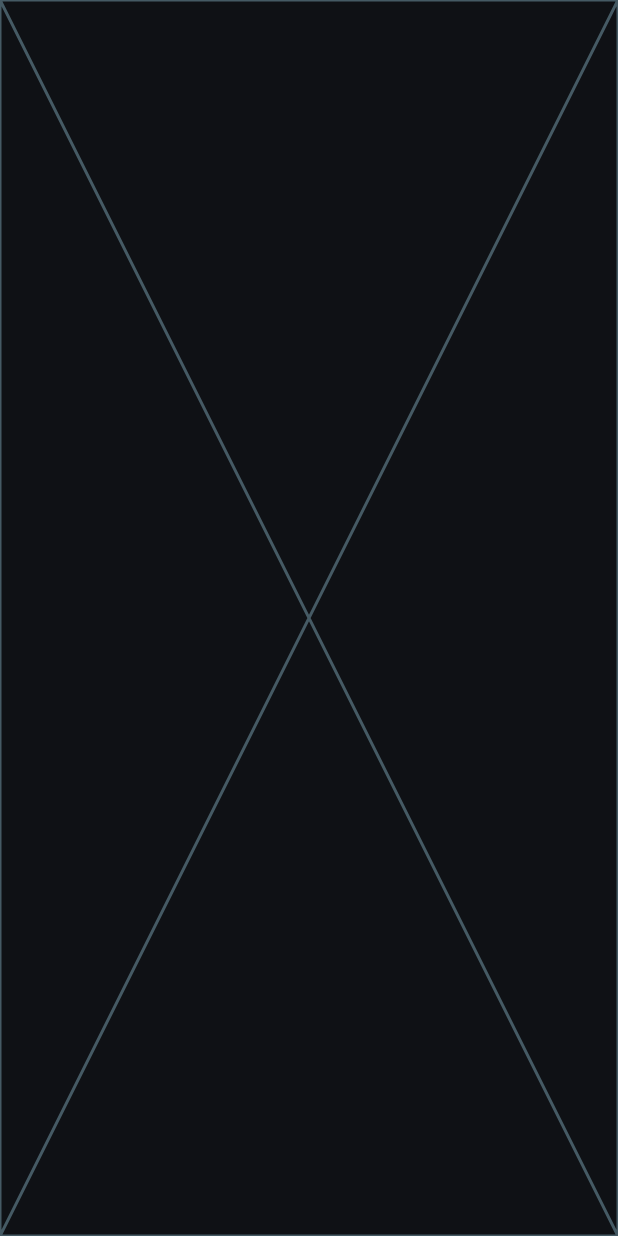
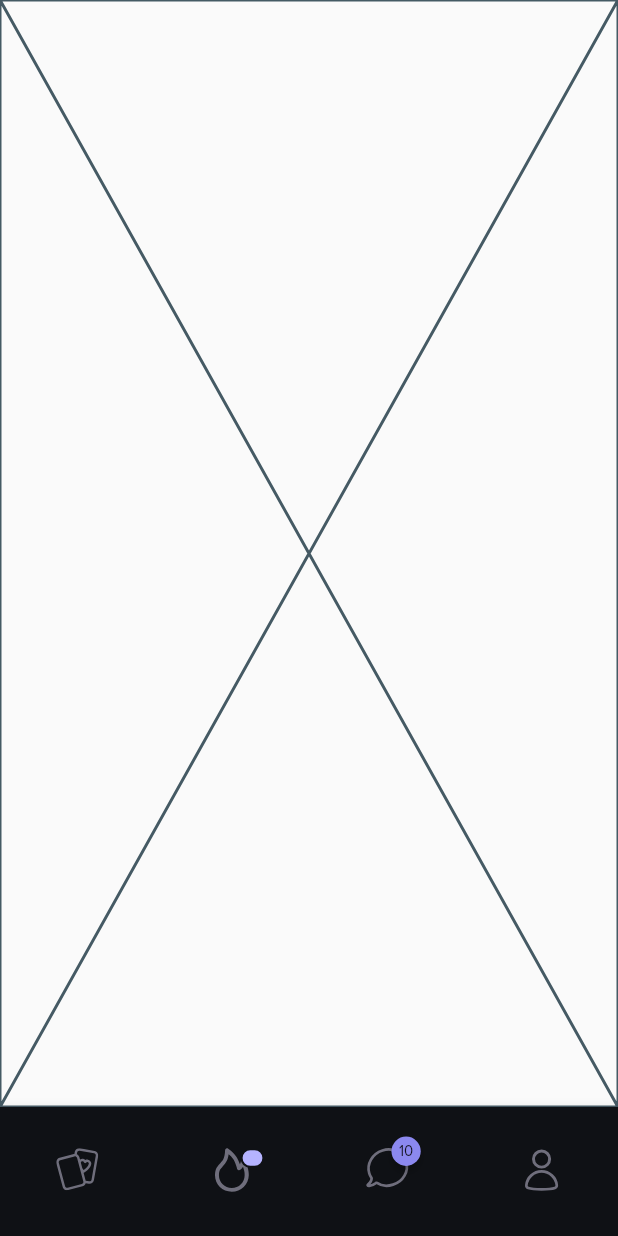
Before and after one commit to ibrajix/stroll_task, a Flutter app: the StrollBottomNavigation screen opened directly, on a phone screen of 412 x 824 dp. Run offline on Flutter 3.47's test engine with Material 3 defaults, Android fonts, the phone set to English and light mode, and no system bars; drawn by our look-alikes of badges; our stand-ins replace flutter_bloc, flutter_svg, get_it.

Commit message:
- setup bottom_nav_cubit.dart and bottom navigation

```diff
--- /dev/null
+++ b/lib/constants/images.dart
@@ -0,0 +1,10 @@
+const svgImage = "assets/images/svg";
+const otherImage = "assets/images/others";
+
+class Assets {
+  static const logo = "$svgImage/stroll.svg";
+  static const home = "$svgImage/home.svg";
+  static const bonfire = "$svgImage/bonfire.svg";
+  static const chat = "$svgImage/chat.svg";
+  static const user = "$svgImage/user.svg";
+}
--- /dev/null
+++ b/lib/di/service_locator.dart
@@ -0,0 +1,9 @@
+import 'package:get_it/get_it.dart';
+
+import '../features/bottom_nav/cubit/bottom_nav_cubit.dart';
+
+final sl = GetIt.instance;
+
+void setupServiceLocator() {
+  sl.registerFactory(() => BottomNavCubit());
+}
--- a/lib/features/bottom_nav/cubit/bottom_nav_cubit.dart
+++ b/lib/features/bottom_nav/cubit/bottom_nav_cubit.dart
@@ -1 +1,16 @@
-class BottomNavCubit {}
+import 'package:flutter_bloc/flutter_bloc.dart';
+
+class BottomNavCubit extends Cubit<BottomNavState> {
+  BottomNavCubit() : super(BottomNavState(currentIndex: 0));
+
+  int get currentIndex => state.currentIndex;
+
+  void changeIndex(int index) {
+    emit(BottomNavState(currentIndex: index));
+  }
+}
+
+class BottomNavState {
+  final int currentIndex;
+  BottomNavState({required this.currentIndex});
+}
--- a/lib/features/bottom_nav/view/stroll_bottom_navigation.dart
+++ b/lib/features/bottom_nav/view/stroll_bottom_navigation.dart
@@ -1,11 +1,14 @@
+import 'package:badges/badges.dart' as badges;
 import 'package:flutter/material.dart';
 import 'package:flutter_bloc/flutter_bloc.dart';
+import 'package:flutter_svg/svg.dart';
 import 'package:stroll_task/constants/colors.dart';
 import 'package:stroll_task/features/bottom_nav/cubit/bottom_nav_cubit.dart';
 import 'package:stroll_task/features/message/view/message.dart';
 import 'package:stroll_task/features/profile/view/profile.dart';
 import 'package:stroll_task/features/trending/view/trending.dart';
 
+import '../../../constants/images.dart';
 import '../../dashboard/view/dashboard.dart';
 
 class StrollBottomNavigation extends StatefulWidget {
@@ -25,13 +28,65 @@ class _StrollBottomNavigationState extends State<StrollBottomNavigation> {
 
   @override
   Widget build(BuildContext context) {
-    final appCubit = context.watch<BottomNavCubit>();
+    final bottomNavCubit = context.watch<BottomNavCubit>();
+    final currentIndex = bottomNavCubit.currentIndex;
 
     return Scaffold(
-      backgroundColor: StrollColors.blackBg,
       body: IndexedStack(
-        index: 0,
+        index: currentIndex,
         children: screens,
+      ),
+      bottomNavigationBar: BottomNavigationBar(
+        showSelectedLabels: false,
+        showUnselectedLabels: false,
+        type: BottomNavigationBarType.fixed,
+        backgroundColor: StrollColors.blackBg,
+        currentIndex: currentIndex,
+        onTap: (index) {
+          bottomNavCubit.changeIndex(index);
+        },
+        items: [
+          BottomNavigationBarItem(
+            icon: Padding(
+              padding: const EdgeInsets.all(5.0),
+              child: SvgPicture.asset(
+                Assets.home,
+              ),
+            ),
+            label: 'Home',
+          ),
+          BottomNavigationBarItem(
+            icon: Padding(
+                padding: const EdgeInsets.all(5.0),
+                child: SvgPicture.asset(
+                  Assets.bonfire,
+                )),
+            label: 'Trending',
+          ),
+          BottomNavigationBarItem(
+            icon: badges.Badge(
+              position: badges.BadgePosition.topEnd(top: -1, end: -1),
+              badgeStyle: badges.BadgeStyle(
+                badgeColor: StrollColors.strollPurple,
+                borderRadius: BorderRadius.circular(0.2),
+              ),
+              badgeContent: const Text(
+                '10',
+                style: TextStyle(fontSize: 10),
+              ),
+              child: SvgPicture.asset(
+                Assets.chat,
+              ),
+            ),
+            label: 'Message',
+          ),
+          BottomNavigationBarItem(
+            icon: Padding(
+                padding: const EdgeInsets.all(5.0),
+                child: SvgPicture.asset(Assets.user)),
+            label: 'Profile',
+          ),
+        ],
       ),
     );
   }
--- a/lib/main.dart
+++ b/lib/main.dart
@@ -1,8 +1,14 @@
 import 'package:flutter/material.dart';
 import 'package:flutter_bloc/flutter_bloc.dart';
+import 'package:stroll_task/features/bottom_nav/view/stroll_bottom_navigation.dart';
 import 'package:stroll_task/theme/theme_data.dart';
 
+import 'di/service_locator.dart';
+import 'features/bottom_nav/cubit/bottom_nav_cubit.dart';
+
 void main() {
+  setupServiceLocator();
+  WidgetsFlutterBinding.ensureInitialized();
   runApp(const MyApp());
 }
 
@@ -13,12 +19,15 @@ class MyApp extends StatelessWidget {
   @override
   Widget build(BuildContext context) {
     return MultiBlocProvider(
-      providers: [],
+      providers: [
+        BlocProvider(
+          create: (context) => sl<BottomNavCubit>(),
+        ),
+      ],
       child: MaterialApp(
-        debugShowCheckedModeBanner: false,
-        theme: AppTheme().getAppTheme(context, false),
-        home: const HomeScreen(),
-      ),
+          debugShowCheckedModeBanner: false,
+          theme: AppTheme().getAppTheme(context, false),
+          home: const StrollBottomNavigation()),
     );
   }
 }
--- a/pubspec.yaml
+++ b/pubspec.yaml
@@ -37,6 +37,8 @@ dependencies:
   cupertino_icons: ^1.0.8
   flutter_svg: ^2.0.16
   flutter_bloc: ^8.1.6
+  badges: ^3.1.2
+  get_it: ^8.0.3
 
 dev_dependencies:
   flutter_test:
@@ -93,5 +95,5 @@ flutter:
     - family: ProximaNova
       fonts:
         - asset: assets/fonts/proxima_regular.ttf
-        - asset: assets/fonts/prxima_bold.ttf
+        - asset: assets/fonts/proxima_bold.ttf
           weight: 700
```
Also changed, not shown: assets/images/svg/bonfire.svg (added), assets/images/svg/chat.svg (added), assets/images/svg/home.svg (added), assets/images/svg/stroll.svg (renamed from assets/images/svgs/stroll.svg), assets/images/svg/user.svg (added), pubspec.lock.
